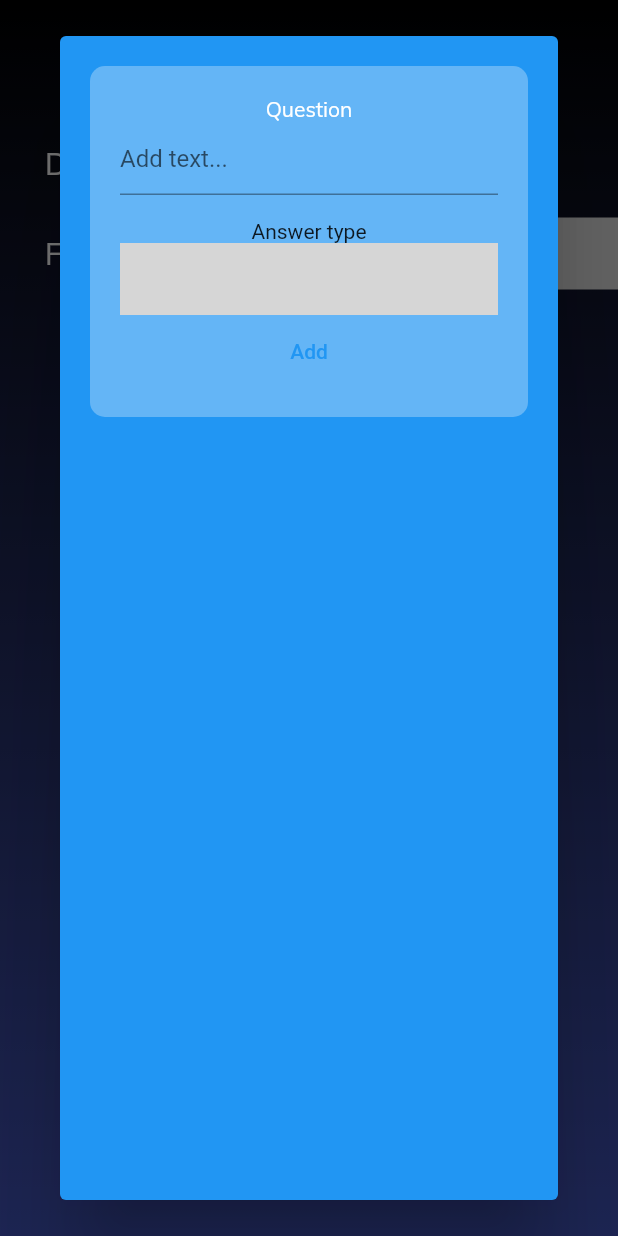
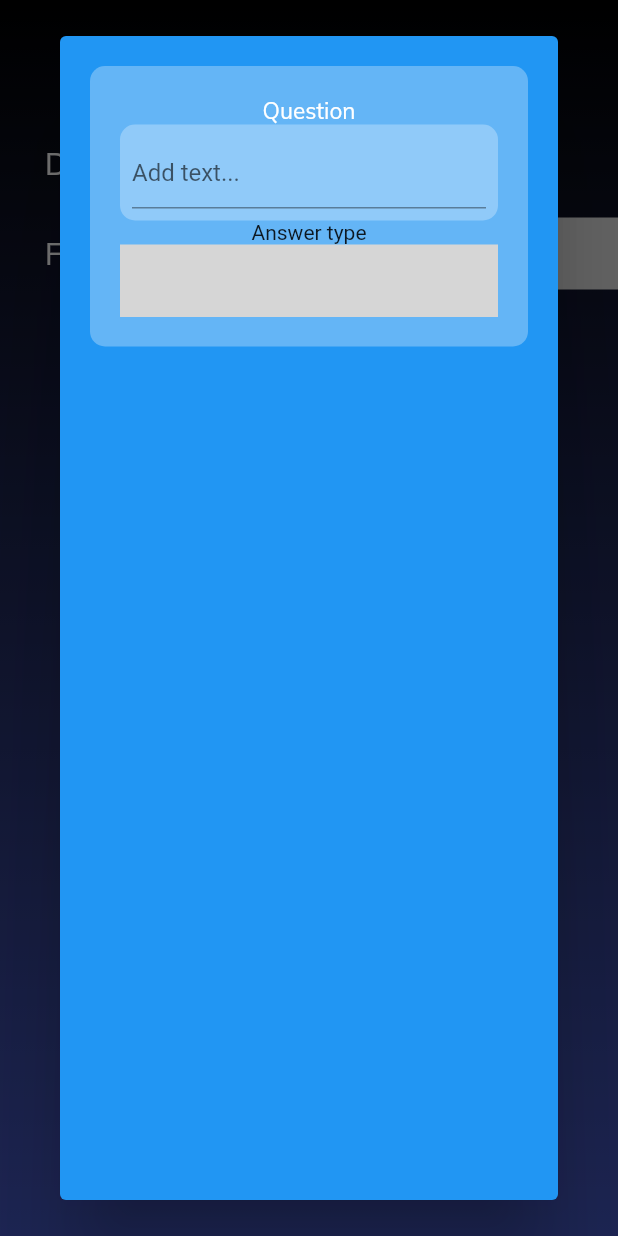
Before and after one commit to kfranic1/Rankless, a Flutter app: the SurveyUI screen opened directly, after a tap on "Add answer", on a phone screen of 412 x 824 dp. Run offline on Flutter 3.47's test engine with Material 2 defaults, Android fonts, the phone set to English and light mode, and no system bars; our stand-ins replace cloud_firestore, dropdown_search, firebase_auth, firebase_core; missing offline and left inert: customtogglebuttons, searchable_dropdown; accounts and stored records are empty; network calls fail; grey boxes are pictures that could not be loaded.

Commit message:
change of class Question
removal of add button and creating a question earlier in QuestionUICreate

```diff
--- a/lib/Question.dart
+++ b/lib/Question.dart
@@ -8,10 +8,19 @@ class Question {
   String singleAnswer;
   List<String> multipleAnswers = List.generate(3, (index) => 'q$index');
 
-  Question(this.questionText, this.answerType,
-      {this.singleAnswer, this.multipleAnswers}) {
+  Question(
+      {this.questionText,
+      this.answerType,
+      this.singleAnswer,
+      this.multipleAnswers}) {
     answerType = TYPE.Text;
     singleAnswer = '';
     multipleAnswers = List.generate(3, (index) => 'q$index');
   }
+
+  TYPE getAnswerType(int i) {
+    if (i == 0) return TYPE.Text;
+    if (i == 1) return TYPE.RadioButton;
+    return TYPE.Checkbox;
+  }
 }
--- a/lib/QuestionUICreate.dart
+++ b/lib/QuestionUICreate.dart
@@ -12,12 +12,17 @@ class QuestionUICreate extends StatefulWidget {
   _QuestionUICreateState createState() => _QuestionUICreateState();
 }
 
+Decoration lighterContainerDecoration = BoxDecoration(
+  borderRadius: borderRadius,
+  color: Colors.blue[200],
+);
+
 class _QuestionUICreateState extends State<QuestionUICreate> {
-  Question _createdQuestion;
-  String questionText = "";
-  int _answerType;
-  String _singleAnswer;
-  List<String> _answerTextRC = new List<String>();
+  Question _question = new Question();
+  // String questionText = ""; // question
+  // int _answerType; // question
+  // String _singleAnswer; // question
+  // List<String> _answerTextRC = new List<String>(); // question
   List<bool> _answerTypes = List.generate(3, (_) => false);
   // List<ListView> _proba = new List<ListView>();
   Widget _proba = Text('');
@@ -27,7 +32,7 @@ class _QuestionUICreateState extends State<QuestionUICreate> {
 
   @override
   Widget build(BuildContext context) {
-    if (_answerType == 1)
+    if (_question.answerType == TYPE.RadioButton)
       _icon = Icon(Icons.radio_button_unchecked);
     else
       _icon = Icon(Icons.check_box_outline_blank);
@@ -36,7 +41,7 @@ class _QuestionUICreateState extends State<QuestionUICreate> {
     );
     return ListView(children: [
       Container(
-        decoration: decoration,
+        decoration: popOutDecoration,
         padding: const EdgeInsets.all(20.0),
         margin: const EdgeInsets.all(20.0),
         // color: Colors.blue[300],
@@ -48,17 +53,21 @@ class _QuestionUICreateState extends State<QuestionUICreate> {
               style: TextStyle(
                 fontFamily: 'Mulish',
                 color: Colors.white,
+                fontSize: 15,
               ),
               textAlign: TextAlign.left,
             ),
-            TextFormField(
-              initialValue: '',
-              decoration: InputDecoration(hintText: "Add text..."),
-              onChanged: (value) {
-                setState(() => questionText = value);
-              },
+            Container(
+              decoration: lighterContainerDecoration,
+              padding: EdgeInsets.all(8.0),
+              child: TextFormField(
+                initialValue: _question.questionText,
+                decoration: InputDecoration(hintText: "Add text..."),
+                onChanged: (value) {
+                  setState(() => _question.questionText = value);
+                },
+              ),
             ),
-            Text('$questionText'),
             Text('Answer type'),
             CustomToggleButtons(
               children: [
@@ -73,7 +82,7 @@ class _QuestionUICreateState extends State<QuestionUICreate> {
                     _answerTypes[i] = false;
                   }
                   _answerTypes[index] = !_answerTypes[index];
-                  _answerType = index;
+                  _question.answerType = _question.getAnswerType(index);
                 });
               },
               color: Colors.white,
@@ -89,7 +98,7 @@ class _QuestionUICreateState extends State<QuestionUICreate> {
               child: TextField(
                 decoration: InputDecoration(hintText: "Add text..."),
                 onChanged: (value) {
-                  setState(() => _singleAnswer = value);
+                  setState(() => _question.singleAnswer = value);
                 },
               ),
               visible: _answerTypes[0],
@@ -108,31 +117,31 @@ class _QuestionUICreateState extends State<QuestionUICreate> {
             // Prikaz checkbox odgovora
             multipleChoiceAnswer(type: 2),
 
-            TextButton(
-                child: Text('Add'),
-                onPressed: () {
-                  _controllers.forEach((element) {
-                    print(element.text);
-                  });
-                  TYPE type;
-                  // print(_answerType);
-                  if (_answerType == 0) {
-                    type = TYPE.Text;
-                    _createdQuestion = Question(questionText, type,
-                        singleAnswer: _singleAnswer);
-                  } else if (_answerType == 1) {
-                    type = TYPE.RadioButton;
-                    _createdQuestion = Question(questionText, type,
-                        multipleAnswers: _answerTextRC);
-                  } else if (_answerType == 2) {
-                    type = TYPE.Checkbox;
-                    _createdQuestion = Question(questionText, type,
-                        multipleAnswers: _answerTextRC);
-                  } else
-                    print('pogreska - nije odabran tip');
+            // TextButton(
+            //     child: Text('Add'),
+            //     onPressed: () {
+            //       _controllers.forEach((element) {
+            //         print(element.text);
+            //       });
+            //       TYPE type;
+            //       // print(_answerType);
+            //       if (_answerType == 0) {
+            //         type = TYPE.Text;
+            //         _createdQuestion = Question(questionText, type,
+            //             singleAnswer: _singleAnswer);
+            //       } else if (_answerType == 1) {
+            //         type = TYPE.RadioButton;
+            //         _createdQuestion = Question(questionText, type,
+            //             multipleAnswers: _answerTextRC);
+            //       } else if (_answerType == 2) {
+            //         type = TYPE.Checkbox;
+            //         _createdQuestion = Question(questionText, type,
+            //             multipleAnswers: _answerTextRC);
+            //       } else
+            //         print('pogreska - nije odabran tip');
 
-                  //  DESTROY pop-out ?
-                }),
+            //       //  DESTROY pop-out ?
+            //     }),
           ],
         ),
       ),
@@ -140,8 +149,8 @@ class _QuestionUICreateState extends State<QuestionUICreate> {
   }
 
   Widget multipleChoiceAnswer({type: int}) {
-    print("ansType: $_answerType");
-    print(type);
+    // print("ansType: $_answerType");
+    // print(type);
     return Visibility(
       child: IconButton(
         icon: Icon(Icons.add_circle_outline),
@@ -187,6 +196,9 @@ class _QuestionUICreateState extends State<QuestionUICreate> {
   }
 
   Question getQuestion() {
-    return _createdQuestion;
+    _controllers.forEach((element) {
+      _question.multipleAnswers.add(element.text);
+    });
+    return _question;
   }
 }
--- a/lib/shared/Interface.dart
+++ b/lib/shared/Interface.dart
@@ -1,6 +1,10 @@
 import 'package:flutter/material.dart';
 
-Decoration decoration = BoxDecoration(
-  borderRadius: BorderRadius.all(Radius.circular(10)),
+const borderRadius = BorderRadius.all(Radius.circular(10));
+
+Decoration popOutDecoration = BoxDecoration(
+  borderRadius: borderRadius,
   color: Colors.blue[300], //Color(0xff42a5f5),
 );
+
+// Decoration textFieldDecoration = BoxDecoration();
```
